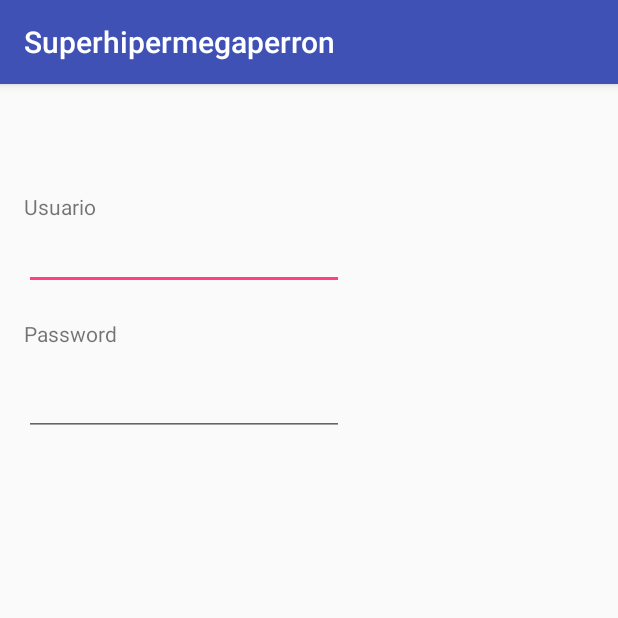
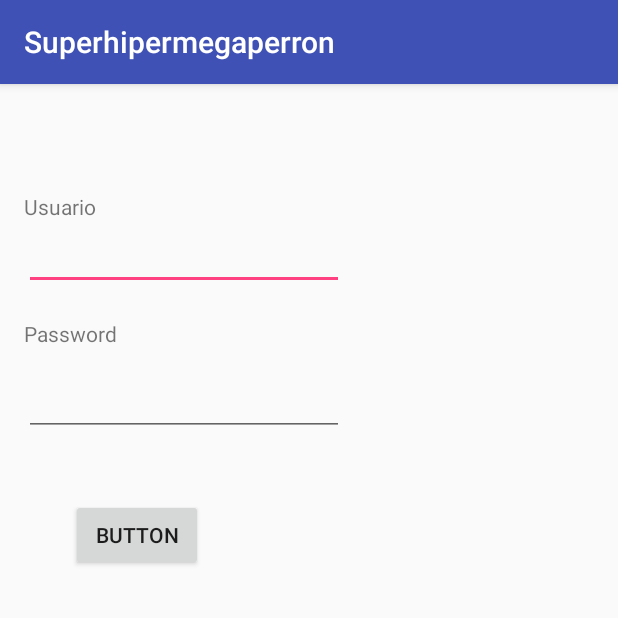
Before and after one commit to luisfernado28/Grupoperron, an Android app: the screen it shows after launch (MainActivity), on a phone screen of 412 x 824 dp, the top half of it. Run offline under Robolectric (Android 15) with nearby library versions, the phone set to English and light mode, and no system bars.

Commit message:
Layout echo

```diff
--- a/app/src/main/res/layout/activity_main.xml
+++ b/app/src/main/res/layout/activity_main.xml
@@ -47,4 +47,14 @@
         android:id="@+id/txtPassword"
         android:layout_below="@+id/lblPassword"
         android:layout_alignParentStart="true" />
+
+    <Button
+        android:text="Button"
+        android:layout_width="wrap_content"
+        android:layout_height="wrap_content"
+        android:layout_marginStart="31dp"
+        android:id="@+id/btnEnviar"
+        android:layout_below="@+id/txtPassword"
+        android:layout_alignParentStart="true"
+        android:layout_marginTop="42dp" />
 </RelativeLayout>
```
